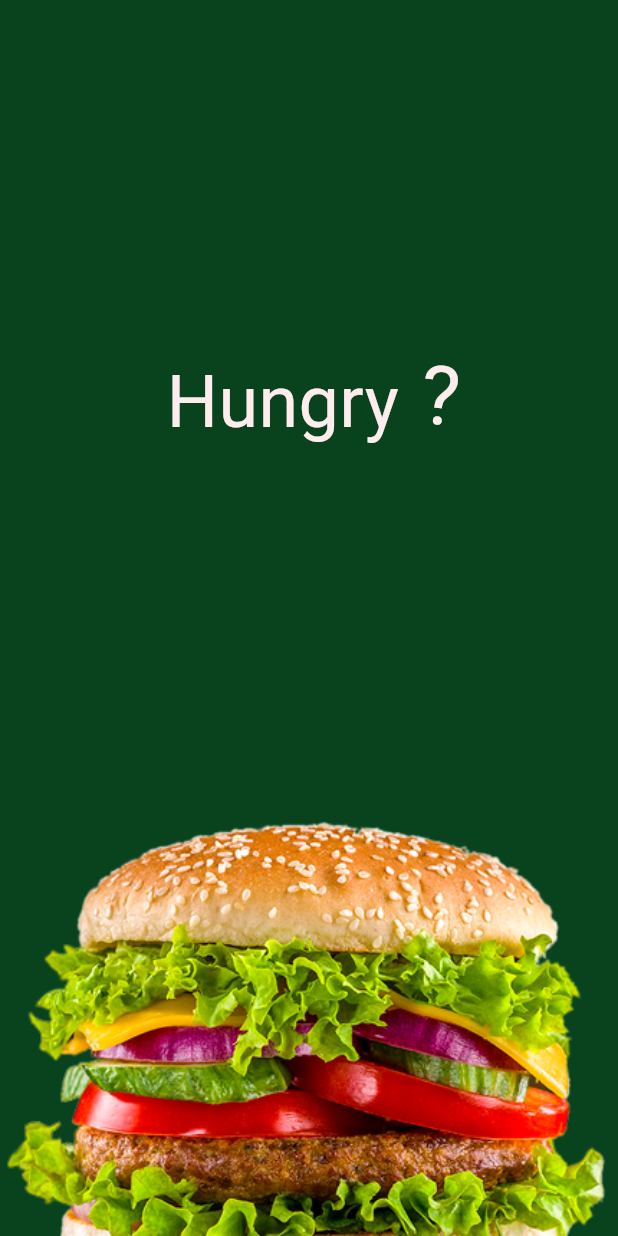
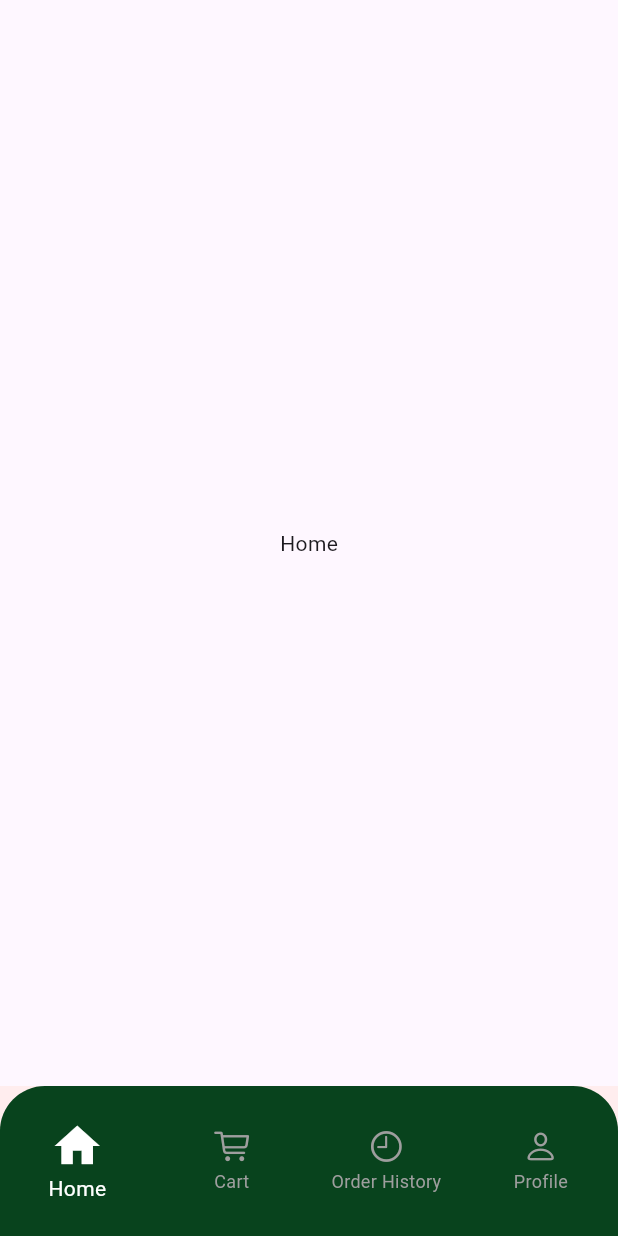
Before and after one commit to AhmedElgendy2004/Food_App, a Flutter app: the first screen one second after launch, on a phone screen of 412 x 824 dp. Run offline on Flutter 3.47's test engine with Material 3 defaults, Android fonts, the phone set to English and light mode, and no system bars; our stand-ins replace google_fonts; missing offline and left inert: flutter_gap.

Commit message:
feat: implement Root widget with navigation and add Home, Cart, Order History, and Profile views

```diff
--- a/lib/core/constants/app_colors.dart
+++ b/lib/core/constants/app_colors.dart
@@ -1,8 +1,13 @@
 import 'dart:ui';
+
+import 'package:flutter/material.dart';
 
 class AppColors {
   static const Color primary = Color(0xFF08431D);
   static const Color secondary = Color(0xFFFFEDEE);
+  static const Color selected = Colors.white;
+  static const Color unselected = Colors.grey;
+
   // static const Color textColor1 = Color(0xFF0D1030);
   // static const Color textColor2 = Color(0xFF7C7C7C);
   // static const Color textColor3 = Color(0xFFB9B9B9);
--- /dev/null
+++ b/lib/features/cart/view/cart_view.dart
@@ -0,0 +1,14 @@
+import 'package:flutter/material.dart';
+
+class CartView extends StatelessWidget {
+  const CartView({super.key});
+
+  @override
+  Widget build(BuildContext context) {
+    return Scaffold(
+      body: Center(
+        child: Text('Cart'),
+      ),
+    );
+  }
+}
--- /dev/null
+++ b/lib/features/home/view/home_view.dart
@@ -0,0 +1,14 @@
+import 'package:flutter/material.dart';
+
+class HomeView extends StatelessWidget {
+  const HomeView({super.key});
+
+  @override
+  Widget build(BuildContext context) {
+    return Scaffold(
+      body: Center(
+        child: Text('Home'),
+      ),
+    );
+  }
+}
--- /dev/null
+++ b/lib/features/orderHistory/view/order_history_view.dart
@@ -0,0 +1,10 @@
+import 'package:flutter/material.dart';
+
+class OrderHistoryView extends StatelessWidget {
+  const OrderHistoryView({super.key});
+
+  @override
+  Widget build(BuildContext context) {
+    return Scaffold(body: const Center(child: Text('Order History')));
+  }
+}
--- /dev/null
+++ b/lib/features/profile/view/profile_view.dart
@@ -0,0 +1,14 @@
+import 'package:flutter/material.dart';
+
+class ProfileView extends StatelessWidget {
+  const ProfileView({super.key});
+
+  @override
+  Widget build(BuildContext context) {
+    return Scaffold(
+      body: Center(
+        child: Text('Profile'),
+      ),
+    );
+  }
+}
--- a/lib/main.dart
+++ b/lib/main.dart
@@ -1,4 +1,5 @@
 import 'package:flutter/material.dart';
+import 'package:hungry_food_app/root.dart';
 import 'package:hungry_food_app/splash.dart';
 
 void main() {
@@ -13,7 +14,7 @@ class MyApp extends StatelessWidget {
     return MaterialApp(
       debugShowCheckedModeBanner: false,
       title: 'Hungry App',
-      home: SplashView(),
+      home: Root(),
     );
   }
 }
--- a/lib/root.dart
+++ b/lib/root.dart
@@ -0,0 +1,79 @@
+import 'package:flutter/cupertino.dart';
+import 'package:flutter/material.dart';
+import 'package:hungry_food_app/core/constants/app_colors.dart';
+import 'package:hungry_food_app/features/cart/view/cart_view.dart';
+import 'package:hungry_food_app/features/home/view/home_view.dart';
+import 'package:hungry_food_app/features/orderHistory/view/order_history_view.dart';
+import 'package:hungry_food_app/features/profile/view/profile_view.dart';
+
+class Root extends StatefulWidget {
+  const Root({super.key});
+
+  @override
+  State<Root> createState() => _RootState();
+}
+
+class _RootState extends State<Root> {
+  //
+  late PageController _pageController;
+  late List<Widget> screens;
+  int currentIndex = 0;
+
+  @override
+  void initState() {
+    screens = const [HomeView(), CartView(), OrderHistoryView(), ProfileView()];
+    _pageController = PageController(initialPage: currentIndex);
+    super.initState();
+  }
+
+  @override
+  Widget build(BuildContext context) {
+    return Scaffold(
+      backgroundColor: AppColors.secondary,
+      body: PageView(controller: _pageController, children: screens),
+
+      bottomNavigationBar: ClipRRect(
+        borderRadius: BorderRadius.vertical(top: Radius.circular(30)),
+        child: SizedBox(
+          height: 100,
+          child: BottomNavigationBar(
+            currentIndex: currentIndex,
+            backgroundColor: AppColors.primary,
+            selectedItemColor: AppColors.selected,
+            selectedIconTheme: const IconThemeData(size: 36),
+            unselectedIconTheme: const IconThemeData(size: 24),
+            unselectedItemColor: AppColors.unselected,
+            type: BottomNavigationBarType.fixed,
+
+            items: [
+              BottomNavigationBarItem(
+                icon: Icon(Icons.home_outlined),
+                activeIcon: Icon(Icons.home),
+                label: 'Home',
+              ),
+              BottomNavigationBarItem(
+                icon: Icon(CupertinoIcons.shopping_cart),
+                activeIcon: Icon(CupertinoIcons.cart_fill),
+                label: 'Cart',
+              ),
+              BottomNavigationBarItem(
+                icon: Icon(CupertinoIcons.clock),
+                activeIcon: Icon(CupertinoIcons.clock_fill),
+                label: 'Order History',
+              ),
+              BottomNavigationBarItem(
+                icon: Icon(CupertinoIcons.person),
+                activeIcon: Icon(CupertinoIcons.person_fill),
+                label: 'Profile',
+              ),
+            ],
+            onTap: (indexScreen) => setState(() {
+              currentIndex = indexScreen;
+              _pageController.jumpToPage(indexScreen);
+            }),
+          ),
+        ),
+      ),
+    );
+  }
+}
```
